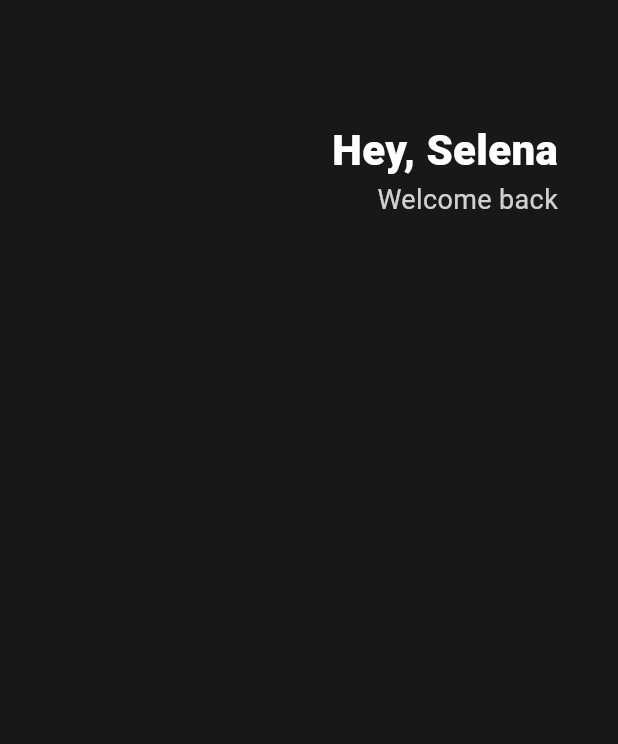
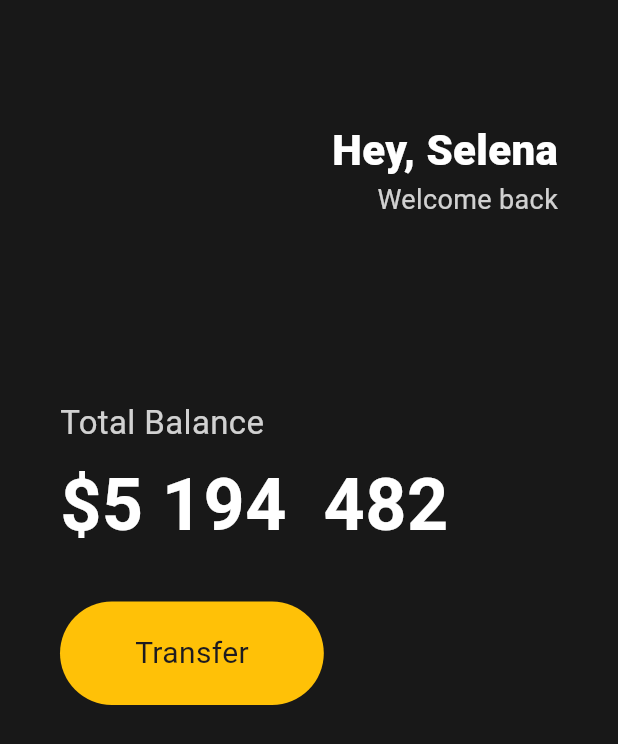
Before and after one commit to yih1612/toonflix, a Flutter app: the screen it shows after launch, on a phone screen of 412 x 824 dp. Shown: the top 744 px of the screen. Run offline on Flutter 3.47's test engine with Material 3 defaults, Android fonts, the phone set to English and light mode, and no system bars.

Commit message:
3.2 buttons section

```diff
--- a/lib/main.dart
+++ b/lib/main.dart
@@ -13,10 +13,9 @@ class App extends StatelessWidget {
           body: Padding(
             padding: EdgeInsets.symmetric(horizontal: 40),
             child: Column(
+              crossAxisAlignment: CrossAxisAlignment.start,
               children: [
-                SizedBox(
-                  height: 80,
-                ),
+                SizedBox(height: 80),
                 Row(
                   mainAxisAlignment: MainAxisAlignment.end,
                   children: [
@@ -41,6 +40,42 @@ class App extends StatelessWidget {
                       ],
                     )
                   ],
+                ),
+                SizedBox(height: 120),
+                Text(
+                  'Total Balance',
+                  style: TextStyle(
+                    fontSize: 22,
+                    color: Colors.white.withOpacity(0.8),
+                  ),
+                ),
+                SizedBox(height: 5),
+                Text(
+                  '\$5 194  482',
+                  style: TextStyle(
+                    fontSize: 48,
+                    fontWeight: FontWeight.w600,
+                    color: Colors.white,
+                  ),
+                ),
+                SizedBox(height: 30),
+                Row(
+                  children: [
+                    Container(
+                      decoration: BoxDecoration(
+                          color: Colors.amber,
+                          borderRadius: BorderRadius.circular(45)),
+                      child: Padding(
+                          padding: EdgeInsets.symmetric(
+                            vertical: 20,
+                            horizontal: 50,
+                          ),
+                          child: Text(
+                            'Transfer',
+                            style: TextStyle(fontSize: 20),
+                          )),
+                    ),
+                  ],
                 )
               ],
             ),
```
